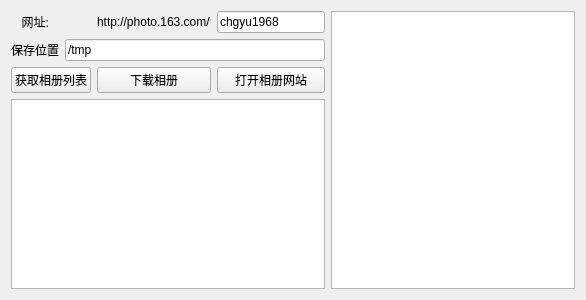
Old version of the form kd163PhotoDownloader.ui in the repository bkdwei/kd163PhotoDownloader.
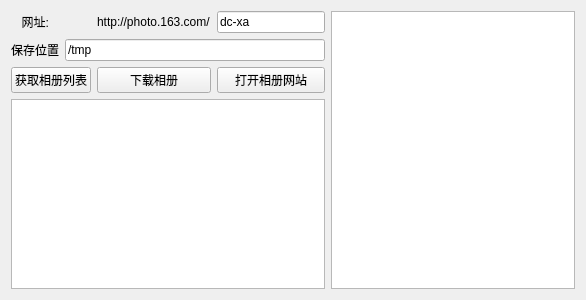
New version of the form.

Patch:
```diff
--- a/kd163PhotoDownloader.ui
+++ b/kd163PhotoDownloader.ui
@@ -68,7 +68,7 @@
       </sizepolicy>
      </property>
      <property name="text">
-      <string>chgyu1968</string>
+      <string>dc-xa</string>
      </property>
     </widget>
    </item>
```
